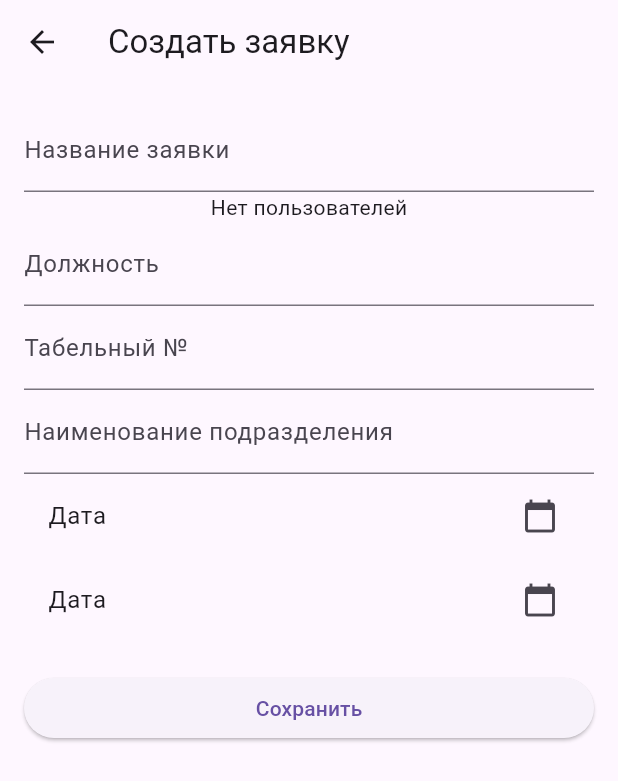
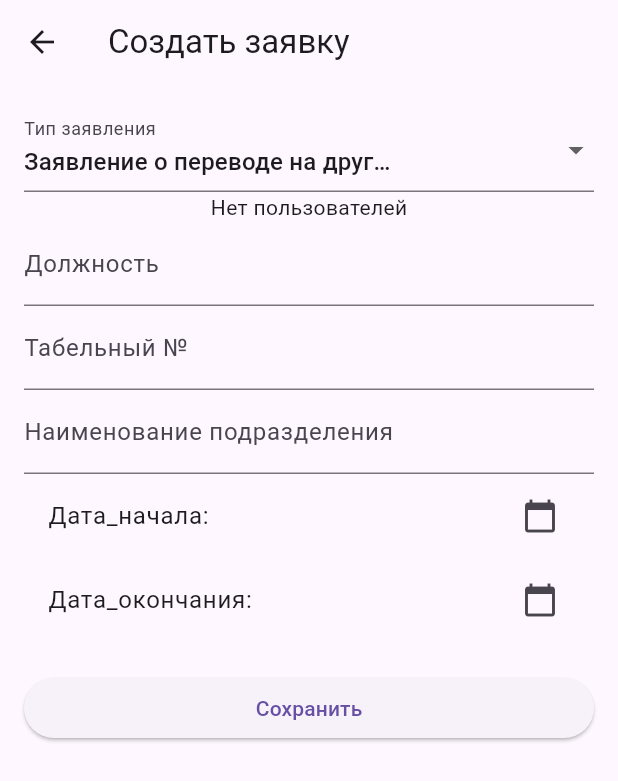
Before and after one commit to Gystof/crud_mobile, a Flutter app: the screen it shows after launch, after a tap on the "add" icon, on a phone screen of 412 x 824 dp. Shown: the top 781 px of the screen. Run offline on Flutter 3.47's test engine with Material 3 defaults, Android fonts, the phone set to English and light mode, and no system bars; our stand-ins replace cloud_firestore, firebase_core; accounts and stored records are empty.

Commit message:
five_final

```diff
--- a/lib/main.dart
+++ b/lib/main.dart
@@ -1,7 +1,7 @@
 import 'package:flutter/material.dart';
 import 'package:firebase_core/firebase_core.dart';
 import 'firebase_options.dart';
-import 'screens/home_screen.dart';
+import 'screens/splash_screen.dart';
 import 'providers/theme_provider.dart';
 import 'package:provider/provider.dart';
 
@@ -31,7 +31,8 @@ class MyApp extends StatelessWidget {
               primarySwatch: Colors.blue,
             ),
             themeMode: themeProvider.themeMode,
-            home: HomeScreen(),
+            home: SplashScreen(),
+            debugShowCheckedModeBanner: false, // Отключаем баннер отладки
           );
         },
       ),
--- a/lib/screens/request_form_screen.dart
+++ b/lib/screens/request_form_screen.dart
@@ -27,6 +27,17 @@ class _RequestFormScreenState extends State<RequestFormScreen> {
   late Future<List<User>> _usersFuture;
   User? _selectedUser;
 
+  final List<String> _titles = [
+    "Заявление о переводе на другую работу",
+    "Заявление об увольнении",
+    "Заявление о предоставлении отпуска",
+    "Заявление о выдаче трудовой книжки",
+    "Заявление о продлении или переносе отпуска",
+    "Заявление о предоставлении ежегодного оплачиваемого отпуска",
+    "Заявление о предоставлении отпуска без сохранения заработной платы",
+    "Заявление о внесении сведений в трудовую книжку по основному месту работы"
+  ];
+
   @override
   void initState() {
     super.initState();
@@ -40,7 +51,7 @@ class _RequestFormScreenState extends State<RequestFormScreen> {
       _startDate = widget.request!.startDate;
       _endDate = widget.request!.endDate;
     } else {
-      _title = '';
+      _title = _titles[0];
       _fullName = '';
       _position = '';
       _employeeNumber = '';
@@ -106,18 +117,28 @@ class _RequestFormScreenState extends State<RequestFormScreen> {
           key: _formKey,
           child: ListView(
             children: <Widget>[
-              TextFormField(
-                initialValue: _title,
-                decoration: InputDecoration(labelText: 'Название заявки'),
-                validator: (value) {
-                  if (value == null || value.isEmpty) {
-                    return 'Пожалуйста, введите название заявки';
-                  }
-                  return null;
-                },
-                onSaved: (value) {
-                  _title = value!;
-                },
+              DropdownButtonHideUnderline(
+                child: DropdownButtonFormField<String>(
+                  value: _title,
+                  decoration: InputDecoration(labelText: 'Тип заявления'),
+                  items: _titles.map((title) {
+                    return DropdownMenuItem<String>(
+                      value: title,
+                      child: ConstrainedBox(
+                        constraints: BoxConstraints(maxWidth: 250),
+                        child: Text(
+                          title,
+                          overflow: TextOverflow.ellipsis,
+                        ),
+                      ),
+                    );
+                  }).toList(),
+                  onChanged: (value) {
+                    setState(() {
+                      _title = value!;
+                    });
+                  },
+                ),
               ),
               FutureBuilder<List<User>>(
                 future: _usersFuture,
@@ -152,20 +173,6 @@ class _RequestFormScreenState extends State<RequestFormScreen> {
                   }
                 },
               ),
-              if (_selectedUser == null)
-                TextFormField(
-                  initialValue: _fullName,
-                  decoration: InputDecoration(labelText: 'ФИО'),
-                  validator: (value) {
-                    if (value == null || value.isEmpty) {
-                      return 'Пожалуйста, введите ФИО';
-                    }
-                    return null;
-                  },
-                  onSaved: (value) {
-                    _fullName = value!;
-                  },
-                ),
               TextFormField(
                 initialValue: _position,
                 decoration: InputDecoration(labelText: 'Должность'),
@@ -208,13 +215,13 @@ class _RequestFormScreenState extends State<RequestFormScreen> {
               ),
               ListTile(
                 title:
-                    Text("Дата начала: ${_startDate.toLocal()}".split(' ')[0]),
+                    Text("Дата_начала: ${_startDate.toLocal()}".split(' ')[0]),
                 trailing: Icon(Icons.calendar_today),
                 onTap: () => _selectDate(context, true),
               ),
               ListTile(
                 title:
-                    Text("Дата окончания: ${_endDate.toLocal()}".split(' ')[0]),
+                    Text("Дата_окончания: ${_endDate.toLocal()}".split(' ')[0]),
                 trailing: Icon(Icons.calendar_today),
                 onTap: () => _selectDate(context, false),
               ),
--- /dev/null
+++ b/lib/screens/splash_screen.dart
@@ -0,0 +1,35 @@
+import 'package:flutter/material.dart';
+import 'home_screen.dart';
+
+class SplashScreen extends StatefulWidget {
+  @override
+  _SplashScreenState createState() => _SplashScreenState();
+}
+
+class _SplashScreenState extends State<SplashScreen> {
+  @override
+  void initState() {
+    super.initState();
+    _navigateToHome();
+  }
+
+  _navigateToHome() async {
+    await Future.delayed(Duration(seconds: 2), () {});
+    Navigator.pushReplacement(
+      context,
+      MaterialPageRoute(builder: (context) => HomeScreen()),
+    );
+  }
+
+  @override
+  Widget build(BuildContext context) {
+    return Scaffold(
+      body: Center(
+        child: Text(
+          'Добро пожаловать!',
+          style: TextStyle(fontSize: 24, fontWeight: FontWeight.bold),
+        ),
+      ),
+    );
+  }
+}
--- a/lib/screens/user_list_screen.dart
+++ b/lib/screens/user_list_screen.dart
@@ -88,7 +88,8 @@ class _UserListScreenState extends State<UserListScreen> {
                         context: context,
                         builder: (context) => AlertDialog(
                           title: Text('Удалить пользователя'),
-                          content: Text('Вы уверены, что хотите удалить этого пользователя?'),
+                          content: Text(
+                              'Вы уверены, что хотите удалить этого пользователя?'),
                           actions: [
                             TextButton(
                               child: Text('Отмена'),
```
Also changed, not shown: lib/screens/home_screen.dart (+42 -11 lines).
